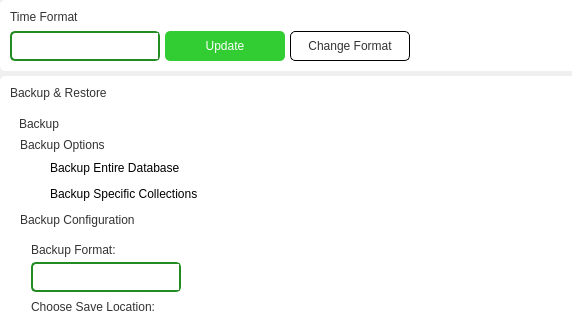
Kazu0210/Inventory-System, file app/src/ui/final_ui/settings.ui: the form before one commit; both pictures show x 0 to 572 and y 0 to 320 of the 753 by 651 pixel window.
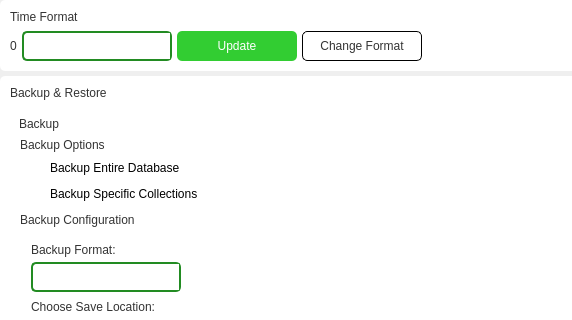
The form after the commit.

Commit message: settings page; not done

Patch:
```diff
--- a/app/src/ui/final_ui/settings.ui
+++ b/app/src/ui/final_ui/settings.ui
@@ -54,7 +54,7 @@
       <property name="geometry">
        <rect>
         <x>0</x>
-        <y>0</y>
+        <y>-195</y>
         <width>736</width>
         <height>850</height>
        </rect>
@@ -171,6 +171,17 @@
              <property name="bottomMargin">
               <number>0</number>
              </property>
+             <item>
+              <widget class="QLabel" name="current_time_format_label">
+               <property name="styleSheet">
+                <string notr="true">font: 63 12pt &quot;Noto Sans SemiBold&quot;;
+color: #333333;</string>
+               </property>
+               <property name="text">
+                <string>0</string>
+               </property>
+              </widget>
+             </item>
              <item>
               <widget class="QComboBox" name="timeFormat_comboBox">
                <property name="minimumSize">
```
Left out of the diff: 12 changed lines with no effect on the pictures. The commit also changes 88 other files.
